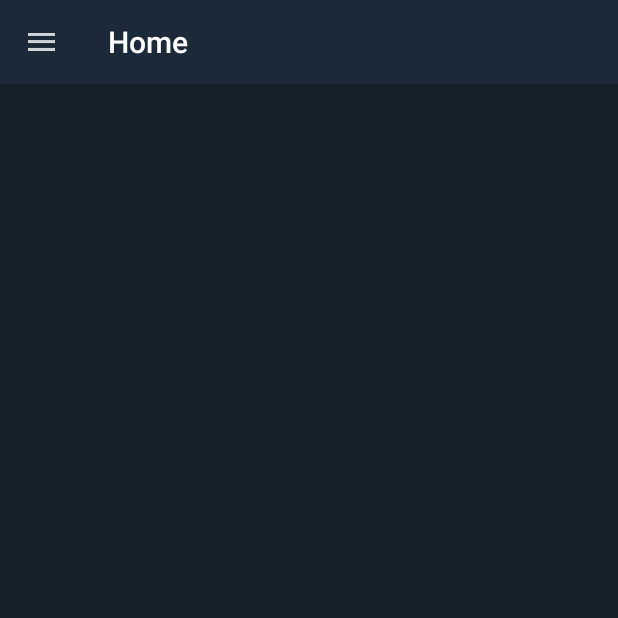
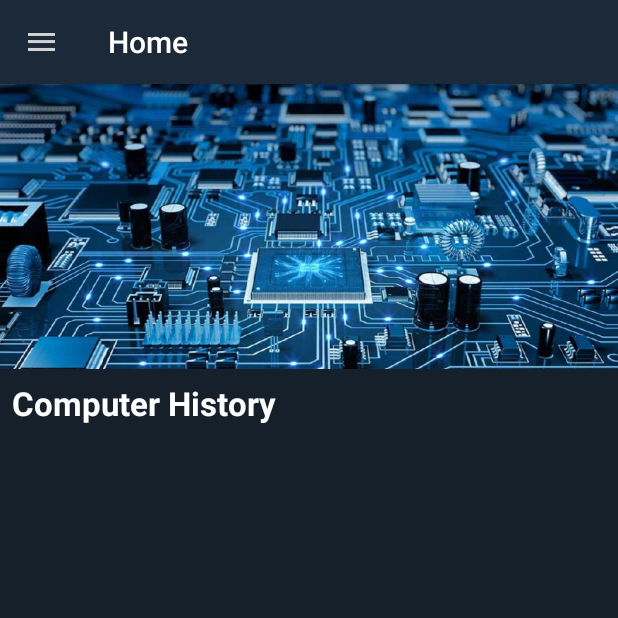
Before and after one commit to dgrdm9/ComputerHistory, an Android app: the screen it shows after launch (MainActivity), on a phone screen of 412 x 824 dp, the top half of it. Run offline under Robolectric (Android 15) with nearby library versions, the phone set to English and light mode, and no system bars; our stand-ins replace Picasso.

Commit message:
Few changes

```diff
--- a/app/src/main/java/com/dgrdm9/menulist/Fragments/HomeFragment.java
+++ b/app/src/main/java/com/dgrdm9/menulist/Fragments/HomeFragment.java
@@ -6,14 +6,17 @@ import android.support.v4.app.Fragment;
 import android.view.LayoutInflater;
 import android.view.View;
 import android.view.ViewGroup;
+import android.widget.ImageView;
 
 import com.dgrdm9.menulist.R;
+import com.squareup.picasso.Picasso;
 
 /**
  * A simple {@link Fragment} subclass.
  */
 public class HomeFragment extends Fragment {
 
+    private ImageView imageView;
 
     public HomeFragment() {
         // Required empty public constructor
@@ -25,6 +28,8 @@ public class HomeFragment extends Fragment {
                              Bundle savedInstanceState) {
         // Inflate the layout for this fragment
         View v = inflater.inflate(R.layout.fragment_home, container, false);
+        imageView = v.findViewById(R.id.imageView2);
+        Picasso.get().load(R.drawable.computacion).fit().centerCrop().into(imageView);
         return v;
     }
 
--- a/app/src/main/res/layout/fragment_home.xml
+++ b/app/src/main/res/layout/fragment_home.xml
@@ -7,4 +7,23 @@
     android:background="#15202B"
     tools:context=".Fragments.HomeFragment">
 
+    <ImageView
+        android:id="@+id/imageView2"
+        android:layout_width="match_parent"
+        android:layout_height="190dp"
+        app:layout_constraintEnd_toEndOf="parent"
+        app:layout_constraintStart_toStartOf="parent"
+        app:layout_constraintTop_toTopOf="parent" />
+
+    <TextView
+        android:id="@+id/textView2"
+        android:layout_width="wrap_content"
+        android:layout_height="wrap_content"
+        android:layout_marginStart="8dp"
+        android:layout_marginTop="8dp"
+        android:text="@string/app_name"
+        android:textAppearance="@style/NameText"
+        app:layout_constraintStart_toStartOf="parent"
+        app:layout_constraintTop_toBottomOf="@+id/imageView2"/>
+
 </android.support.constraint.ConstraintLayout>
--- a/app/src/main/res/layout/header_navigation_drawer.xml
+++ b/app/src/main/res/layout/header_navigation_drawer.xml
@@ -20,9 +20,7 @@
         android:layout_height="wrap_content"
         android:layout_marginTop="12dp"
         android:text="@string/app_name"
-        android:textAppearance="@style/TextAppearance.AppCompat.Large"
-        android:textColor="@android:color/white"
-        android:textStyle="bold"
+        android:textAppearance="@style/NameText"
         app:layout_constraintStart_toStartOf="@+id/imageView"
         app:layout_constraintTop_toBottomOf="@+id/imageView" />
 
--- a/app/src/main/res/values-v21/styles.xml
+++ b/app/src/main/res/values-v21/styles.xml
@@ -19,4 +19,9 @@
         <item name="android:textSize">18sp</item>
     </style>
 
+    <style name="NameText" parent="Base.TextAppearance.AppCompat.Large">
+        <item name="android:textColor">#FFFFFF</item>
+        <item name="android:textStyle">bold</item>
+    </style>
+
 </resources>
--- a/app/src/main/res/values/styles.xml
+++ b/app/src/main/res/values/styles.xml
@@ -16,4 +16,9 @@
         <item name="android:textSize">16sp</item>
     </style>
 
+    <style name="NameText" parent="Base.TextAppearance.AppCompat.Large">
+        <item name="android:textColor">#FFFFFF</item>
+        <item name="android:textStyle">bold</item>
+    </style>
+
 </resources>
```
Also changed, not shown: app/build.gradle (+6 -5 lines), app/src/main/res/drawable/computacion.jpg (added), 1 other file.
